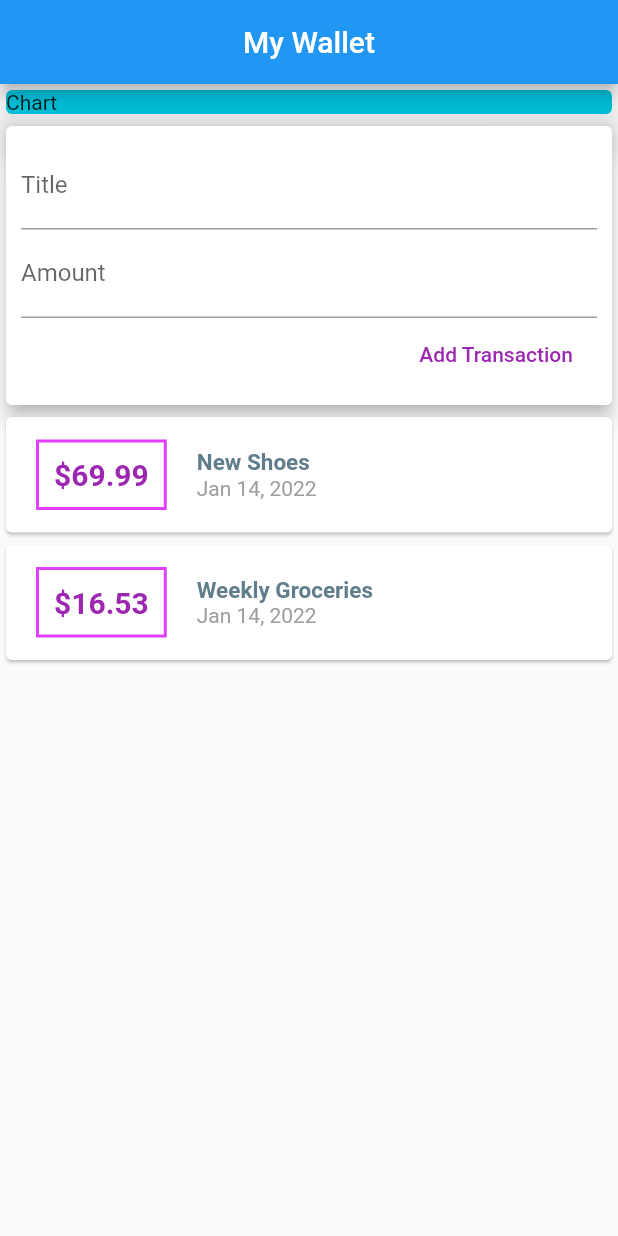
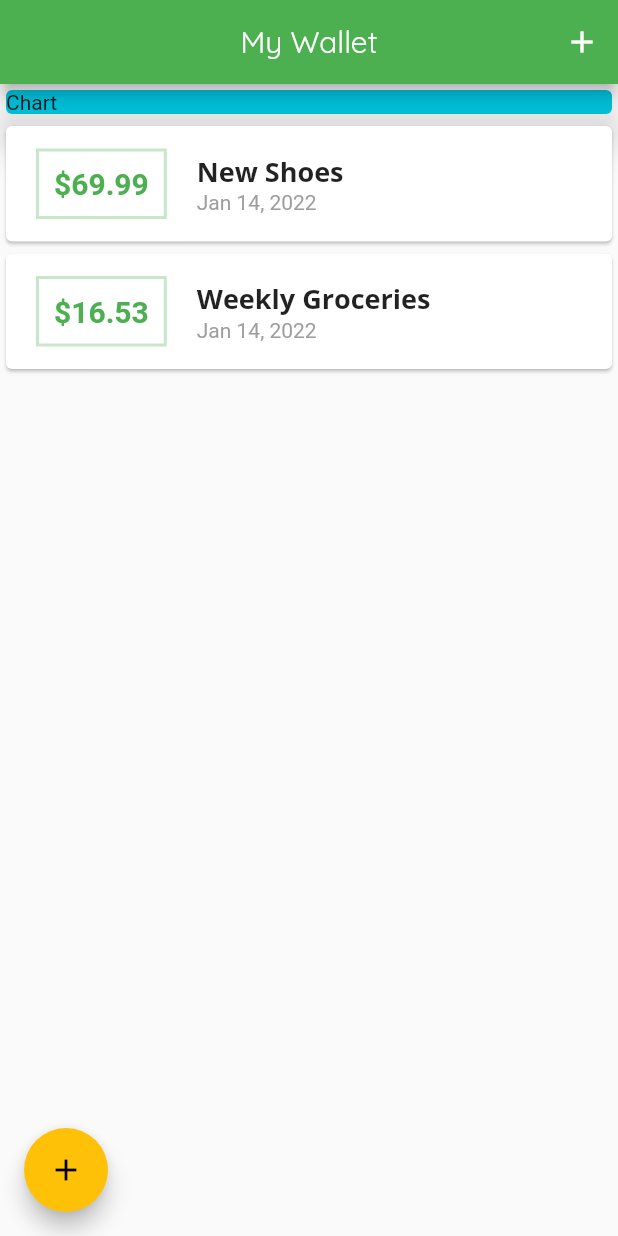
Before and after one commit to baidya07/Wallet_app, a Flutter app: the screen it shows after launch, on a phone screen of 412 x 824 dp. Run offline on Flutter 3.47's test engine with Material 2 defaults, Android fonts, the phone set to English and light mode, and no system bars.

Commit message:
adding fonts and customizing text title

```diff
--- a/lib/main.dart
+++ b/lib/main.dart
@@ -1,6 +1,8 @@
 import 'package:flutter/cupertino.dart';
 import 'package:flutter/material.dart';
-import './widgets/user_transactions.dart';
+import 'package:wallet_app/widgets/new_transaction.dart';
+import 'models/transaction.dart';
+import 'widgets/transaction_list.dart';
 
 void main() {
   runApp(MyApp());
@@ -11,13 +13,35 @@ class MyApp extends StatelessWidget {
   @override
   Widget build(BuildContext context) {
     return MaterialApp(
-      title: 'Flutter App',
+      title: 'Personal Expenses',
+      debugShowCheckedModeBanner: false,
+      theme: ThemeData(
+        primarySwatch: Colors.green,
+        accentColor: Colors.amber,
+        fontFamily: 'Quicksand',
+        textTheme: ThemeData.light().textTheme.copyWith(
+              title: TextStyle(
+                fontFamily: 'OpenSans',
+                fontWeight: FontWeight.bold,
+                fontSize: 18,
+              ),
+            ),
+        appBarTheme: AppBarTheme(
+          textTheme: ThemeData.light().textTheme.copyWith(
+                title: TextStyle(
+                  fontFamily: 'Quicksand',
+                  fontSize: 20,
+                  // fontWeight: FontWeight.bold,
+                ),
+              ),
+        ),
+      ),
       home: MyHomePage(),
     );
   }
 }
 
-class MyHomePage extends StatelessWidget {
+class MyHomePage extends StatefulWidget {
 //   final List<Transaction> transactions = [
 
 //   ];
@@ -25,15 +49,69 @@ class MyHomePage extends StatelessWidget {
   // String titleInput;
   // String amountInput;
 
-  final titleController = TextEditingController();
-  final amountController = TextEditingController();
+  @override
+  _MyHomePageState createState() => _MyHomePageState();
+}
+
+class _MyHomePageState extends State<MyHomePage> {
+  // final titleController = TextEditingController();
+  // final amountController = TextEditingController();
+
+  final List<Transaction> _userTransactions = [
+    Transaction(
+      id: 't1',
+      title: 'New Shoes',
+      amount: 69.99,
+      date: DateTime.now(),
+    ),
+    Transaction(
+      id: 't2',
+      title: 'Weekly Groceries',
+      amount: 16.53,
+      date: DateTime.now(),
+    ),
+  ];
+
+  void _addNewTransaction(String txTitle, double txAmount) {
+    final newTx = Transaction(
+      title: txTitle,
+      amount: txAmount,
+      date: DateTime.now(),
+      id: DateTime.now().toString(),
+    );
+
+    setState(() {
+      _userTransactions.add(newTx);
+    });
+  }
+
+  void _startAddNewTransaction(BuildContext ctx) {
+    showModalBottomSheet(
+      context: ctx,
+      builder: (_) {
+        return GestureDetector(
+          onTap: () {},
+          child: NewTransaction(_addNewTransaction),
+          behavior: HitTestBehavior.opaque,
+        );
+      },
+    );
+  }
 
   @override
   Widget build(BuildContext context) {
     return Scaffold(
       appBar: AppBar(
-        title: Text('My Wallet'),
+        title: Text(
+          'My Wallet',
+        ),
         centerTitle: true,
+        actions: [
+          IconButton(
+            icon: Icon(Icons.add),
+            onPressed: () => _startAddNewTransaction(context),
+          ),
+        ],
       ),
       body: SingleChildScrollView(
         child: Column(
@@ -48,9 +126,14 @@ class MyHomePage extends StatelessWidget {
                 elevation: 10.0,
               ),
             ),
-            UserTransactions()
+            TransactionList(_userTransactions),
           ],
         ),
+      ),
+      floatingActionButtonLocation: FloatingActionButtonLocation.startFloat,
+      floatingActionButton: FloatingActionButton(
+        child: Icon(Icons.add),
+        onPressed: () => _startAddNewTransaction(context),
       ),
     );
   }
--- a/lib/widgets/new_transaction.dart
+++ b/lib/widgets/new_transaction.dart
@@ -1,11 +1,19 @@
 import 'package:flutter/material.dart';
 
-class NewTransaction extends StatelessWidget {
+class NewTransaction extends StatefulWidget {
   final Function addTx;
+
+  NewTransaction(this.addTx);
+
+  @override
+  _NewTransactionState createState() => _NewTransactionState();
+}
+
+class _NewTransactionState extends State<NewTransaction> {
   final titleController = TextEditingController();
+
   final amountController = TextEditingController();
 
-  NewTransaction(this.addTx);
   void submitData() {
     final enteredTitle = titleController.text;
     final enteredAmount = double.parse(amountController.text);
@@ -14,12 +22,14 @@ class NewTransaction extends StatelessWidget {
       return;
     }
 
-    addTx(
+    widget.addTx(
       enteredTitle,
       enteredAmount,
       // titleController.text,
       // double.parse(amountController.text),
     );
+
+    Navigator.of(context).pop();
   }
 
   @override
--- a/lib/widgets/transaction_list.dart
+++ b/lib/widgets/transaction_list.dart
@@ -23,7 +23,7 @@ class TransactionList extends StatelessWidget {
                   ),
                   decoration: BoxDecoration(
                     border: Border.all(
-                      color: Colors.purpleAccent,
+                      color: Theme.of(context).primaryColorLight,
                       width: 2,
                     ),
                   ),
@@ -33,7 +33,7 @@ class TransactionList extends StatelessWidget {
                     style: TextStyle(
                       fontWeight: FontWeight.bold,
                       fontSize: 20.0,
-                      color: Colors.purple,
+                      color: Theme.of(context).primaryColor,
                     ),
                   ),
                 ),
@@ -42,11 +42,7 @@ class TransactionList extends StatelessWidget {
                   children: [
                     Text(
                       transactions[index].title,
-                      style: TextStyle(
-                        fontWeight: FontWeight.bold,
-                        fontSize: 15.0,
-                        color: Colors.blueGrey,
-                      ),
+                      style: Theme.of(context).textTheme.title,
                     ),
                     Text(
                       DateFormat.yMMMd().format(transactions[index].date),
--- a/lib/widgets/user_transactions.dart
+++ b/lib/widgets/user_transactions.dart
@@ -1,51 +1,24 @@
-import 'package:flutter/material.dart';
-import 'package:wallet_app/widgets/new_transaction.dart';
-import 'package:wallet_app/widgets/transaction_list.dart';
-import '../widgets/new_transaction.dart';
-import '../widgets/transaction_list.dart';
-import '../models/transaction.dart';
+// import 'package:flutter/material.dart';
+// import 'package:wallet_app/widgets/new_transaction.dart';
+// import 'package:wallet_app/widgets/transaction_list.dart';
+// import '../widgets/new_transaction.dart';
+// import '../widgets/transaction_list.dart';
+// import '../models/transaction.dart';
 
-class UserTransactions extends StatefulWidget {
-  @override
-  _UserTransactionsState createState() => _UserTransactionsState();
-}
+// class UserTransactions extends StatefulWidget {
+//   @override
+//   _UserTransactionsState createState() => _UserTransactionsState();
+// }
 
-class _UserTransactionsState extends State<UserTransactions> {
-  final List<Transaction> _userTransactions = [
-    Transaction(
-      id: 't1',
-      title: 'New Shoes',
-      amount: 69.99,
-      date: DateTime.now(),
-    ),
-    Transaction(
-      id: 't2',
-      title: 'Weekly Groceries',
-      amount: 16.53,
-      date: DateTime.now(),
-    ),
-  ];
+// class _UserTransactionsState extends State<UserTransactions> {
 
-  void _addNewTransaction(String txTitle, double txAmount) {
-    final newTx = Transaction(
-      title: txTitle,
-      amount: txAmount,
-      date: DateTime.now(),
-      id: DateTime.now().toString(),
-    );
-
-    setState(() {
-      _userTransactions.add(newTx);
-    });
-  }
-
-  @override
-  Widget build(BuildContext context) {
-    return Column(
-      children: [
-        NewTransaction(_addNewTransaction),
-        TransactionList(_userTransactions),
-      ],
-    );
-  }
-}
+//   @override
+//   Widget build(BuildContext context) {
+//     return Column(
+//       children: [
+//         NewTransaction(_addNewTransaction),
+//         TransactionList(_userTransactions),
+//       ],
+//     );
+//   }
+// }
```
Also changed, not shown: pubspec.yaml (+15 -11 lines), assets/fonts/OpenSans-Bold.ttf (added), assets/fonts/OpenSans-Regular.ttf (added), assets/fonts/Quicksand-Bold.ttf (added), assets/fonts/Quicksand-Light.ttf (added), assets/fonts/Quicksand-Medium.ttf (added), assets/fonts/Quicksand-Regular.ttf (added).
